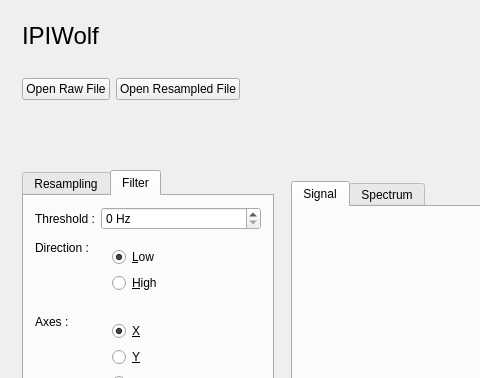
The window that ipiwolf/mainwindow.ui (vstebe/ipiwolf) describes before a commit, drawn with Qt 5; both pictures show x 0 to 480 and y 0 to 378 of the 1059 by 616 pixel window.
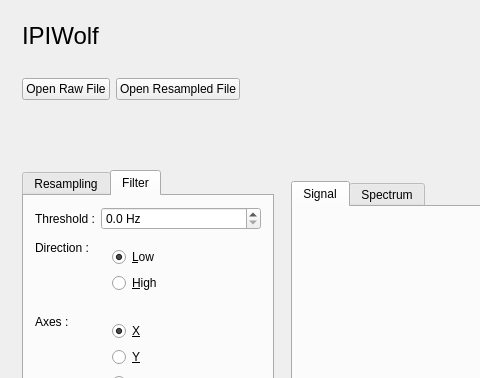
The same window after the commit. Icons and pictures are not drawn. Custom widgets are drawn as their Qt base class.

The edit to the form file:
```diff
--- a/ipiwolf/mainwindow.ui
+++ b/ipiwolf/mainwindow.ui
@@ -332,16 +332,6 @@
                </property>
               </widget>
              </item>
-             <item row="0" column="1">
-              <widget class="QSpinBox" name="txtThreshold">
-               <property name="suffix">
-                <string> Hz</string>
-               </property>
-               <property name="maximum">
-                <number>10000</number>
-               </property>
-              </widget>
-             </item>
              <item row="1" column="0">
               <widget class="QLabel" name="label_7">
                <property name="text">
@@ -426,6 +416,16 @@
              <item row="3" column="1">
               <widget class="QWidget" name="widget_13" native="true"/>
              </item>
+             <item row="0" column="1">
+              <widget class="QDoubleSpinBox" name="txtThreshold">
+               <property name="suffix">
+                <string> Hz</string>
+               </property>
+               <property name="decimals">
+                <number>1</number>
+               </property>
+              </widget>
+             </item>
             </layout>
            </item>
           </layout>
```
